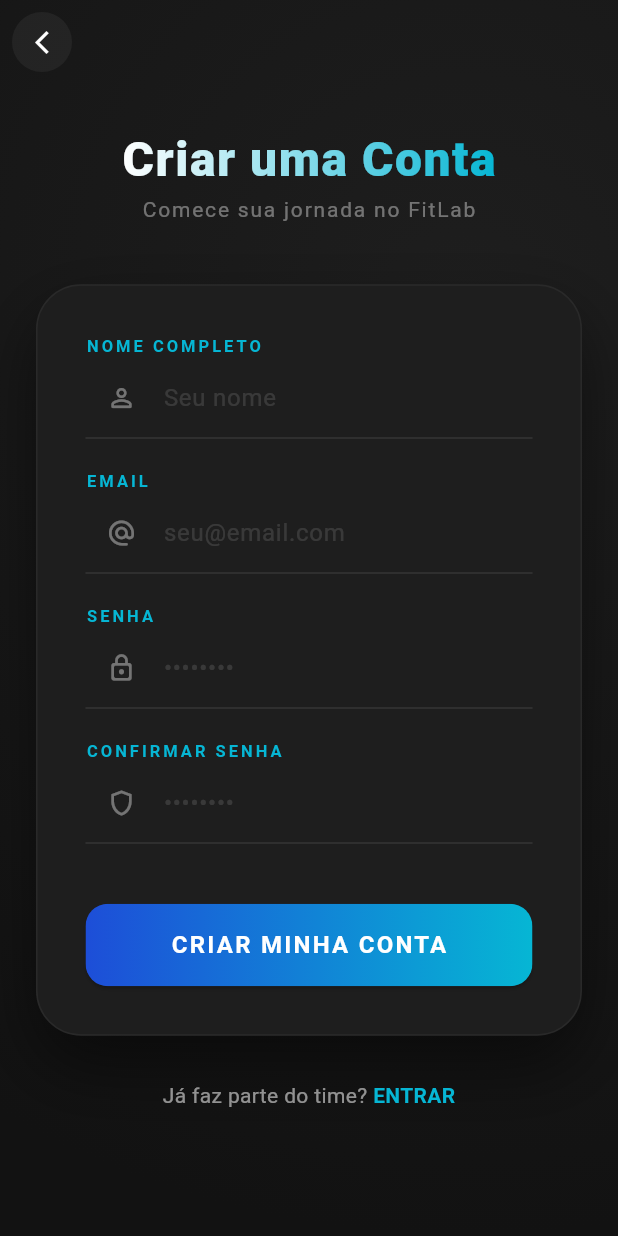
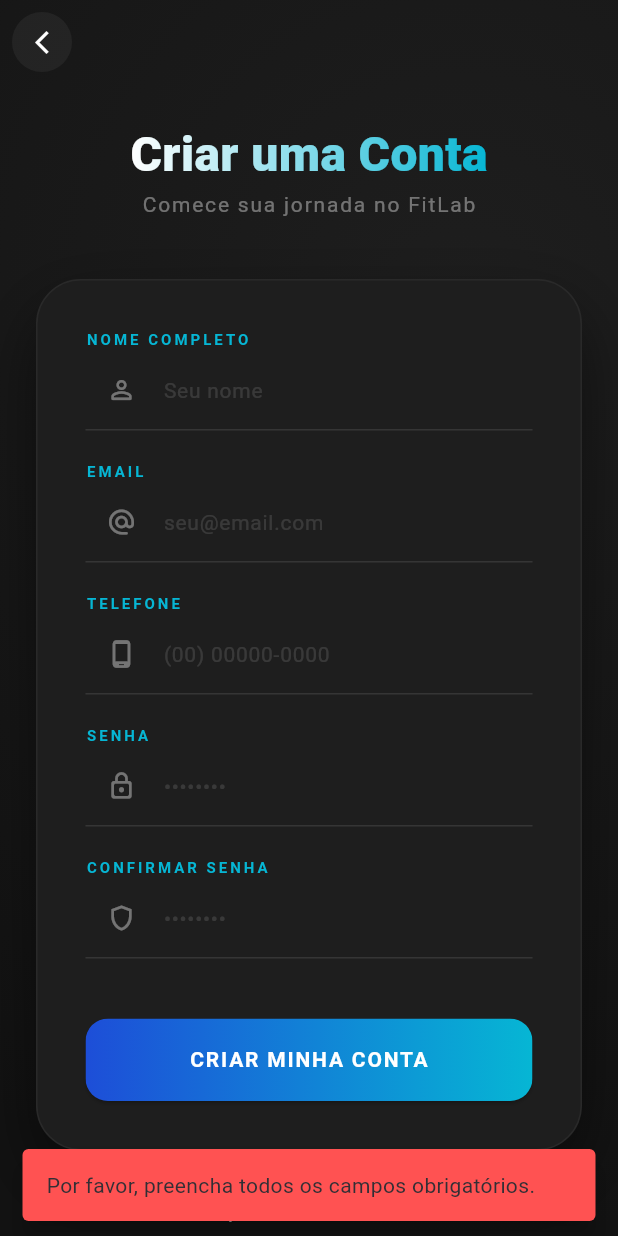
Before and after one commit to Joaohnt27/fitlab_mobile2, a Flutter app: the SignupScreen screen opened directly, after a tap on "CRIAR MINHA CONTA", on a phone screen of 412 x 824 dp. Run offline on Flutter 3.47's test engine with Material 3 defaults, Android fonts, the phone set to English and light mode, and no system bars; our stand-ins replace device_preview.

```diff
--- /dev/null
+++ b/lib/providers/user_provider.dart
@@ -0,0 +1,30 @@
+import 'package:flutter/material.dart';
+
+class UserProvider extends ChangeNotifier {
+  String _nome = "Usuário";
+  String _email = "";
+  String _telefone = "";
+
+  // Getters para acessar os dados nas telas (Perfil, Home, etc)
+  String get nome => _nome;
+  String get email => _email;
+  String get telefone => _telefone;
+
+  // Método que a SignupScreen chama para salvar os dados
+  void realizarCadastro(
+    String novoNome,
+    String novoEmail,
+    String novoTelefone,
+  ) {
+    _nome = novoNome;
+    _email = novoEmail;
+    _telefone = novoTelefone;
+
+    notifyListeners();
+  }
+
+  void realizarLogin(String emailInformado) {
+    _email = emailInformado;
+    notifyListeners();
+  }
+}
--- a/lib/screens/signup_screen.dart
+++ b/lib/screens/signup_screen.dart
@@ -1,4 +1,7 @@
 import 'package:flutter/material.dart';
+import 'package:provider/provider.dart';
+import '../providers/user_provider.dart';
+import 'main_layout.dart';
 
 class SignupScreen extends StatefulWidget {
   const SignupScreen({super.key});
@@ -10,16 +13,68 @@
 class _SignupScreenState extends State<SignupScreen> {
   final _nameController = TextEditingController();
   final _emailController = TextEditingController();
+  final _phoneController = TextEditingController();
   final _passwordController = TextEditingController();
   final _confirmPasswordController = TextEditingController();
 
+  void _showError(String message) {
+    ScaffoldMessenger.of(context).showSnackBar(
+      SnackBar(
+        content: Text(message),
+        backgroundColor: Colors.redAccent,
+        behavior: SnackBarBehavior.floating,
+      ),
+    );
+  }
+
   void _handleSignup() {
-    if (_passwordController.text == _confirmPasswordController.text) {
-      print("Conta criada com sucesso para: ${_nameController.text}");
-    } else {
-      ScaffoldMessenger.of(
+    final name = _nameController.text.trim();
+    final email = _emailController.text.trim();
+    final phone = _phoneController.text.trim();
+    final password = _passwordController.text;
+    final confirmPassword = _confirmPasswordController.text;
+
+    // verificações de campos
+    if (name.isEmpty || email.isEmpty || phone.isEmpty || password.isEmpty) {
+      _showError('Por favor, preencha todos os campos obrigatórios.');
+      return;
+    }
+
+    // Validar e-mail
+    if (!email.contains('@') || !email.contains('.')) {
+      _showError('Informe um e-mail com formato válido.');
+      return;
+    }
+
+    // Verificar senhas iguais
+    if (password != confirmPassword) {
+      _showError('As senhas não coincidem!');
+      return;
+    }
+
+    // Salva no Provider e navega
+    try {
+      // notifica o estado global via ChangeNotifier
+      Provider.of<UserProvider>(
         context,
-      ).showSnackBar(const SnackBar(content: Text('As senhas não coincidem!')));
+        listen: false,
+      ).realizarCadastro(name, email, phone);
+
+      ScaffoldMessenger.of(context).showSnackBar(
+        SnackBar(
+          content: Text('Bem-vindo ao time, $name!'),
+          backgroundColor: const Color(0xFF06B6D4),
+          duration: const Duration(seconds: 3),
+        ),
+      );
+
+      // Navegação para a tela principal
+      Navigator.pushReplacement(
+        context,
+        MaterialPageRoute(builder: (context) => const MainLayout()),
+      );
+    } catch (e) {
+      _showError('Erro ao realizar cadastro. Tente novamente.');
     }
   }
 
@@ -28,8 +83,8 @@
     return Scaffold(
       backgroundColor: const Color(0xFF121212),
       appBar: AppBar(
-        backgroundColor: Colors.transparent, // Deixa a barra invisível
-        elevation: 0, // remove a sombra
+        backgroundColor: Colors.transparent,
+        elevation: 0,
         leading: Padding(
           padding: const EdgeInsets.all(8.0),
           child: Container(
@@ -48,8 +103,7 @@
           ),
         ),
       ),
-      extendBodyBehindAppBar:
-          true, // Faz o corpo da tela subir para trás da barra
+      extendBodyBehindAppBar: true,
       body: Container(
         width: double.infinity,
         height: double.infinity,
@@ -66,7 +120,7 @@
             child: Column(
               mainAxisAlignment: MainAxisAlignment.center,
               children: [
-                const SizedBox(height: 40),
+                const SizedBox(height: 80),
                 ShaderMask(
                   shaderCallback: (bounds) => const LinearGradient(
                     colors: [Colors.white, Color(0xFF06B6D4)],
@@ -75,7 +129,6 @@
                     'Criar uma Conta',
                     style: TextStyle(
                       fontSize: 32,
-                      letterSpacing: 1,
                       fontWeight: FontWeight.w900,
                       color: Colors.white,
                     ),
@@ -86,8 +139,6 @@
                   style: TextStyle(color: Colors.white38, letterSpacing: 1.2),
                 ),
                 const SizedBox(height: 40),
-
-                // Card Integrado
                 Container(
                   constraints: const BoxConstraints(maxWidth: 400),
                   padding: const EdgeInsets.all(32.0),
@@ -120,6 +171,13 @@
                       ),
                       const SizedBox(height: 20),
                       _buildSportyTextField(
+                        controller: _phoneController,
+                        label: 'TELEFONE',
+                        hint: '(00) 00000-0000',
+                        icon: Icons.phone_android_outlined,
+                      ),
+                      const SizedBox(height: 20),
+                      _buildSportyTextField(
                         controller: _passwordController,
                         label: 'SENHA',
                         hint: '••••••••',
@@ -135,8 +193,6 @@
                         isPassword: true,
                       ),
                       const SizedBox(height: 40),
-
-                      // Botão Criar Conta
                       SizedBox(
                         width: double.infinity,
                         height: 55,
@@ -161,9 +217,9 @@
                                 'CRIAR MINHA CONTA',
                                 style: TextStyle(
                                   color: Colors.white,
-                                  fontSize: 16,
+                                  fontSize: 14,
                                   fontWeight: FontWeight.bold,
-                                  letterSpacing: 1.5,
+                                  letterSpacing: 1.2,
                                 ),
                               ),
                             ),
@@ -174,8 +230,6 @@
                   ),
                 ),
                 const SizedBox(height: 30),
-
-                // Voltar para o Login
                 Row(
                   mainAxisAlignment: MainAxisAlignment.center,
                   children: [
@@ -204,7 +258,6 @@
     );
   }
 
-  // Mesma função auxiliar do Login para manter o padrão
   Widget _buildSportyTextField({
     required TextEditingController controller,
     required String label,
@@ -219,7 +272,7 @@
           label,
           style: const TextStyle(
             color: Color(0xFF06B6D4),
-            fontSize: 11,
+            fontSize: 10,
             fontWeight: FontWeight.bold,
             letterSpacing: 2,
           ),
@@ -230,7 +283,7 @@
           style: const TextStyle(color: Colors.white, fontSize: 16),
           decoration: InputDecoration(
             hintText: hint,
-            hintStyle: const TextStyle(color: Colors.white12),
+            hintStyle: const TextStyle(color: Colors.white12, fontSize: 14),
             prefixIcon: Icon(icon, color: Colors.white38, size: 20),
             enabledBorder: const UnderlineInputBorder(
               borderSide: BorderSide(color: Colors.white10),
--- a/pubspec.yaml
+++ b/pubspec.yaml
@@ -10,6 +10,7 @@
   flutter:
     sdk: flutter
   device_preview: ^1.3.1
+  provider: ^6.1.5+1
 
 dev_dependencies:
   flutter_test:
```
Also changed, not shown: lib/main.dart (+17 -2 lines), lib/screens/profile_screen.dart (+20 -7 lines), pubspec.lock.
